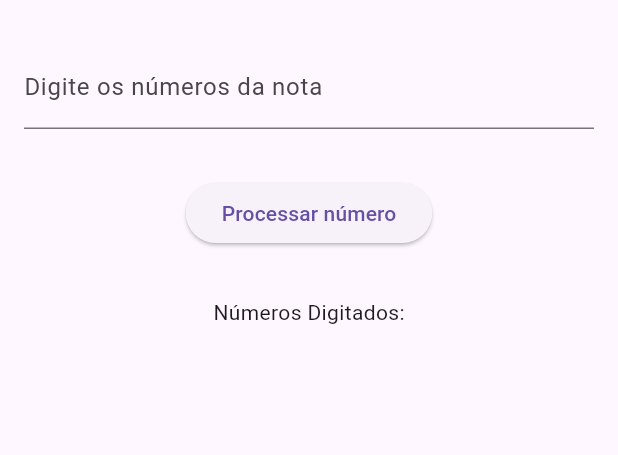
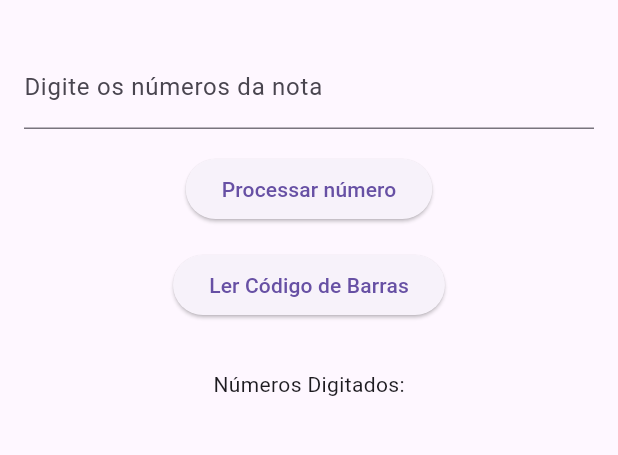
Before and after one commit to WagnerTerry/Leitor-Codigo-Barra, a Flutter app: the screen it shows after launch, after a tap on "Processar número", on a phone screen of 412 x 824 dp, the part 63-518 px from its top. Run offline on Flutter 3.47's test engine with Material 3 defaults, Android fonts, the phone set to English and light mode, and no system bars; missing offline and left inert: flutter_barcode_scanner.

Commit message:
feat: adicionando pacote de leitura de codigo de barras

```diff
--- a/lib/screen/home_screen.dart
+++ b/lib/screen/home_screen.dart
@@ -1,4 +1,5 @@
 import 'package:flutter/material.dart';
+import '../components/barcode_scanner.dart';
 
 class HomeScreen extends StatefulWidget {
   @override
@@ -9,9 +10,7 @@ class _HomeScreenState extends State<HomeScreen> {
   final TextEditingController _numeroController = TextEditingController();
   List<String> numerosDigitados = [];
 
-  void _ordenarNumero() {
-    String numeroDigitado = _numeroController.text;
-
+  void _ordenarNumero(String numeroDigitado) {
     List<String> listaDeDigitos = numeroDigitado.split('');
     String numeroOrdenado = listaDeDigitos.join();
 
@@ -22,8 +21,13 @@ class _HomeScreenState extends State<HomeScreen> {
         numerosDigitados.add(numeroOrdenado);
       }
     });
+  }
 
-    // print(numerosDigitados);
+  void _scanAndProcessBarcode() async {
+    String barcodeScanRes = await scanBarcode();
+    if (barcodeScanRes != '-1') {
+      _ordenarNumero(barcodeScanRes);
+    }
   }
 
   Wrap _buildNumeroSequencial(String numeroOrdenado) {
@@ -38,14 +42,11 @@ class _HomeScreenState extends State<HomeScreen> {
       if (digito == digitoAtual) {
         contagemAtual++;
       } else {
-        // Adiciona os números repetidos
         if (contagemAtual > 1) {
-          // Adiciona cada repetição do número
           for (int j = 0; j < contagemAtual - 1; j++) {
             widgets
                 .add(Text(digitoAtual, style: const TextStyle(fontSize: 18)));
           }
-          // Adiciona o último número com a contagem abaixo
           widgets.add(Column(
             children: [
               Text(digitoAtual, style: const TextStyle(fontSize: 18)),
@@ -57,13 +58,11 @@ class _HomeScreenState extends State<HomeScreen> {
           widgets.add(Text(digitoAtual, style: const TextStyle(fontSize: 18)));
         }
 
-        // Atualiza para o novo dígito e reseta a contagem
         digitoAtual = digito;
         contagemAtual = 1;
       }
     }
 
-    // Adiciona o último dígito e sua contagem após o loop
     if (contagemAtual > 1) {
       for (int j = 0; j < contagemAtual - 1; j++) {
         widgets.add(Text(digitoAtual, style: TextStyle(fontSize: 18)));
@@ -80,9 +79,9 @@ class _HomeScreenState extends State<HomeScreen> {
     }
 
     return Wrap(
-      spacing: 4, // Espaçamento horizontal entre os números
-      runSpacing: 4, // Espaçamento vertical entre as linhas
-      alignment: WrapAlignment.center, // Centraliza os elementos
+      spacing: 4,
+      runSpacing: 4,
+      alignment: WrapAlignment.center,
       children: widgets,
     );
   }
@@ -109,15 +108,20 @@ class _HomeScreenState extends State<HomeScreen> {
                 labelText: 'Digite os números da nota',
               ),
             ),
-            const SizedBox(height: 32),
+            const SizedBox(height: 16),
             ElevatedButton(
               onPressed: () {
-                _ordenarNumero();
+                _ordenarNumero(_numeroController.text);
               },
               child: const Text('Processar número'),
             ),
+            const SizedBox(height: 16),
+            ElevatedButton(
+              onPressed: _scanAndProcessBarcode,
+              child: const Text('Ler Código de Barras'),
+            ),
             const SizedBox(height: 32),
-            Text("Números Digitados:"),
+            const Text("Números Digitados:"),
             const SizedBox(height: 8),
             _buildNumeroSequencial(numerosDigitados.join()),
           ],
```
Also changed, not shown: lib/components/barcode_scanner.dart (added, +17 -0 lines), pubspec.yaml (+3 -4 lines), pubspec.lock.
